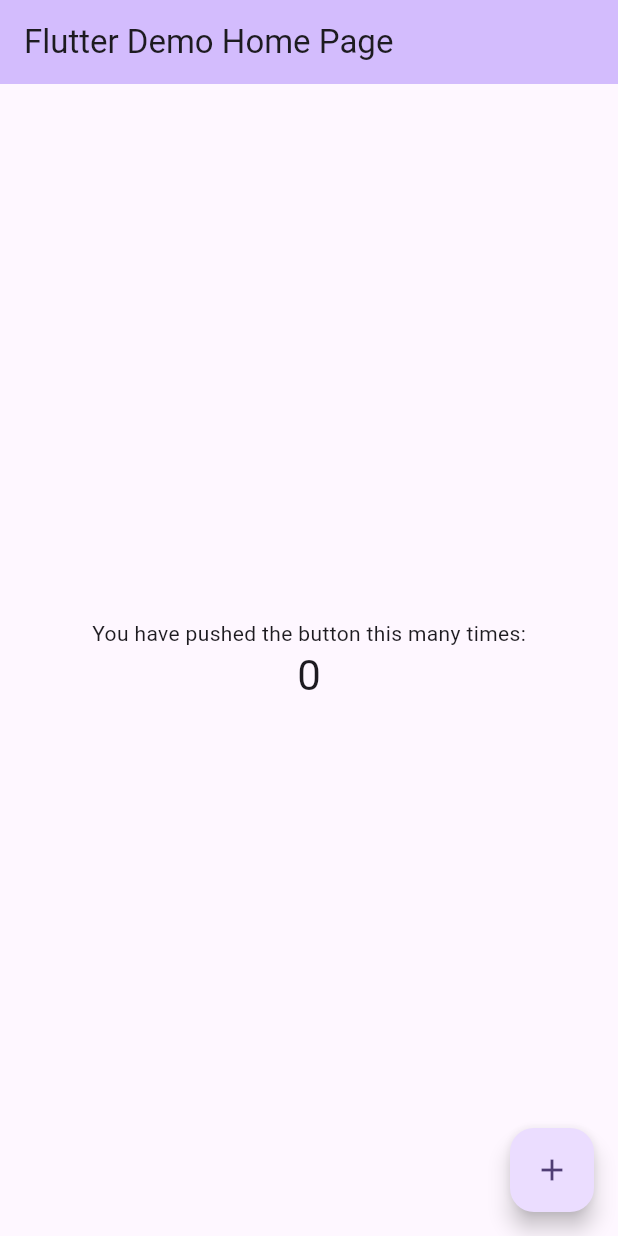
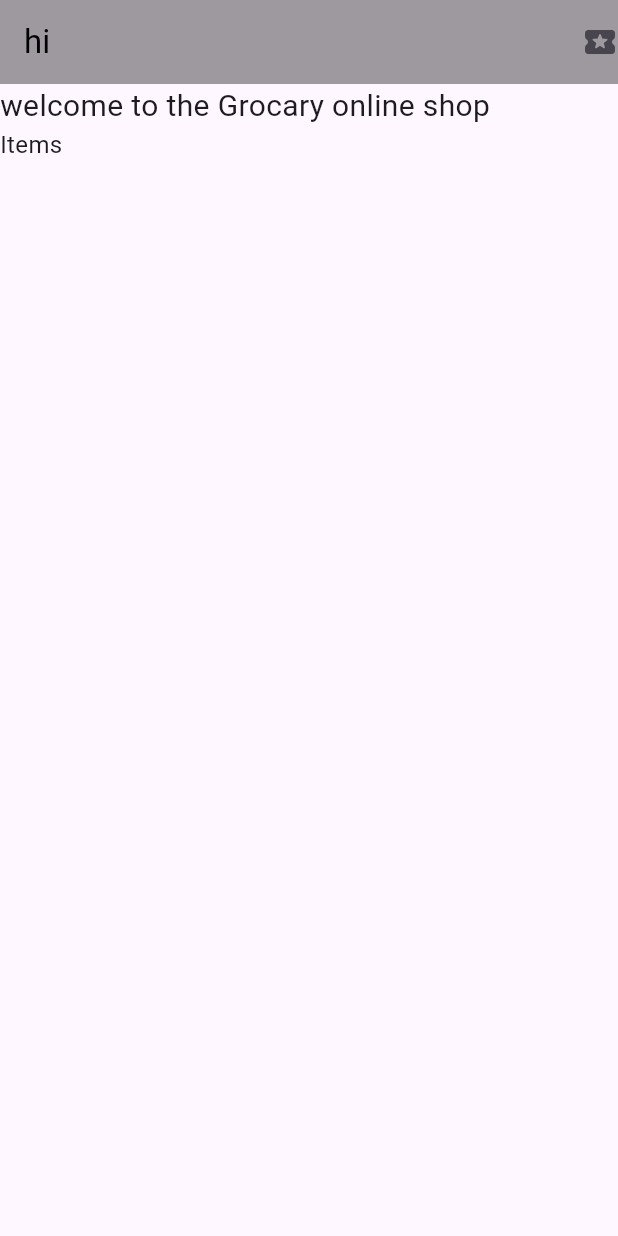
Before and after one commit to Magesh08/grocery-app-fluttter, a Flutter app: the screen it shows after launch, on a phone screen of 412 x 824 dp. Run offline on Flutter 3.47's test engine with Material 3 defaults, Android fonts, the phone set to English and light mode, and no system bars; our stand-ins replace google_fonts.

Commit message:
home page

```diff
--- a/lib/main.dart
+++ b/lib/main.dart
@@ -1,125 +1,22 @@
 import 'package:flutter/material.dart';
+import 'package:groceryapp/pages/homepage.dart';
 
 void main() {
-  runApp(const MyApp());
+  runApp(
+    MaterialApp(
+      home: MyApp(),
+      debugShowCheckedModeBanner: false,
+    ),
+  );
 }
 
 class MyApp extends StatelessWidget {
   const MyApp({super.key});
 
-  // This widget is the root of your application.
   @override
   Widget build(BuildContext context) {
-    return MaterialApp(
-      title: 'Flutter Demo',
-      theme: ThemeData(
-        // This is the theme of your application.
-        //
-        // TRY THIS: Try running your application with "flutter run". You'll see
-        // the application has a purple toolbar. Then, without quitting the app,
-        // try changing the seedColor in the colorScheme below to Colors.green
-        // and then invoke "hot reload" (save your changes or press the "hot
-        // reload" button in a Flutter-supported IDE, or press "r" if you used
-        // the command line to start the app).
-        //
-        // Notice that the counter didn't reset back to zero; the application
-        // state is not lost during the reload. To reset the state, use hot
-        // restart instead.
-        //
-        // This works for code too, not just values: Most code changes can be
-        // tested with just a hot reload.
-        colorScheme: ColorScheme.fromSeed(seedColor: Colors.deepPurple),
-        useMaterial3: true,
-      ),
-      home: const MyHomePage(title: 'Flutter Demo Home Page'),
+    return Scaffold(
+      body: Homepage(),
     );
   }
 }
-
-class MyHomePage extends StatefulWidget {
-  const MyHomePage({super.key, required this.title});
-
-  // This widget is the home page of your application. It is stateful, meaning
-  // that it has a State object (defined below) that contains fields that affect
-  // how it looks.
-
-  // This class is the configuration for the state. It holds the values (in this
-  // case the title) provided by the parent (in this case the App widget) and
-  // used by the build method of the State. Fields in a Widget subclass are
-  // always marked "final".
-
-  final String title;
-
-  @override
-  State<MyHomePage> createState() => _MyHomePageState();
-}
-
-class _MyHomePageState extends State<MyHomePage> {
-  int _counter = 0;
-
-  void _incrementCounter() {
-    setState(() {
-      // This call to setState tells the Flutter framework that something has
-      // changed in this State, which causes it to rerun the build method below
-      // so that the display can reflect the updated values. If we changed
-      // _counter without calling setState(), then the build method would not be
-      // called again, and so nothing would appear to happen.
-      _counter++;
-    });
-  }
-
-  @override
-  Widget build(BuildContext context) {
-    // This method is rerun every time setState is called, for instance as done
-    // by the _incrementCounter method above.
-    //
-    // The Flutter framework has been optimized to make rerunning build methods
-    // fast, so that you can just rebuild anything that needs updating rather
-    // than having to individually change instances of widgets.
-    return Scaffold(
-      appBar: AppBar(
-        // TRY THIS: Try changing the color here to a specific color (to
-        // Colors.amber, perhaps?) and trigger a hot reload to see the AppBar
-        // change color while the other colors stay the same.
-        backgroundColor: Theme.of(context).colorScheme.inversePrimary,
-        // Here we take the value from the MyHomePage object that was created by
-        // the App.build method, and use it to set our appbar title.
-        title: Text(widget.title),
-      ),
-      body: Center(
-        // Center is a layout widget. It takes a single child and positions it
-        // in the middle of the parent.
-        child: Column(
-          // Column is also a layout widget. It takes a list of children and
-          // arranges them vertically. By default, it sizes itself to fit its
-          // children horizontally, and tries to be as tall as its parent.
-          //
-          // Column has various properties to control how it sizes itself and
-          // how it positions its children. Here we use mainAxisAlignment to
-          // center the children vertically; the main axis here is the vertical
-          // axis because Columns are vertical (the cross axis would be
-          // horizontal).
-          //
-          // TRY THIS: Invoke "debug painting" (choose the "Toggle Debug Paint"
-          // action in the IDE, or press "p" in the console), to see the
-          // wireframe for each widget.
-          mainAxisAlignment: MainAxisAlignment.center,
-          children: <Widget>[
-            const Text(
-              'You have pushed the button this many times:',
-            ),
-            Text(
-              '$_counter',
-              style: Theme.of(context).textTheme.headlineMedium,
-            ),
-          ],
-        ),
-      ),
-      floatingActionButton: FloatingActionButton(
-        onPressed: _incrementCounter,
-        tooltip: 'Increment',
-        child: const Icon(Icons.add),
-      ), // This trailing comma makes auto-formatting nicer for build methods.
-    );
-  }
-}
--- /dev/null
+++ b/lib/pages/homepage.dart
@@ -0,0 +1,40 @@
+import 'package:flutter/material.dart';
+import 'package:google_fonts/google_fonts.dart';
+
+class Homepage extends StatefulWidget {
+  const Homepage({super.key});
+
+  @override
+  State<Homepage> createState() => _HomepageState();
+}
+
+class _HomepageState extends State<Homepage> {
+  @override
+  Widget build(BuildContext context) {
+    return Scaffold(
+      appBar: AppBar(
+        title: Text('hi', style: TextStyle(color: Colors.black)),
+        backgroundColor: Colors.black38,
+        actions: [Icon(Icons.local_activity_rounded)],
+      ),
+      body: SafeArea(
+        child: Container(
+          child: Column(
+            mainAxisAlignment: MainAxisAlignment.start,
+            crossAxisAlignment: CrossAxisAlignment.start,
+            children: [
+              Text(
+                "welcome to the Grocary online shop",
+                style: TextStyle(fontSize: 20),
+              ),
+              Text(
+                "Items",
+                style: TextStyle(fontSize: 16),
+              ),
+            ],
+          ),
+        ),
+      ),
+    );
+  }
+}
```
